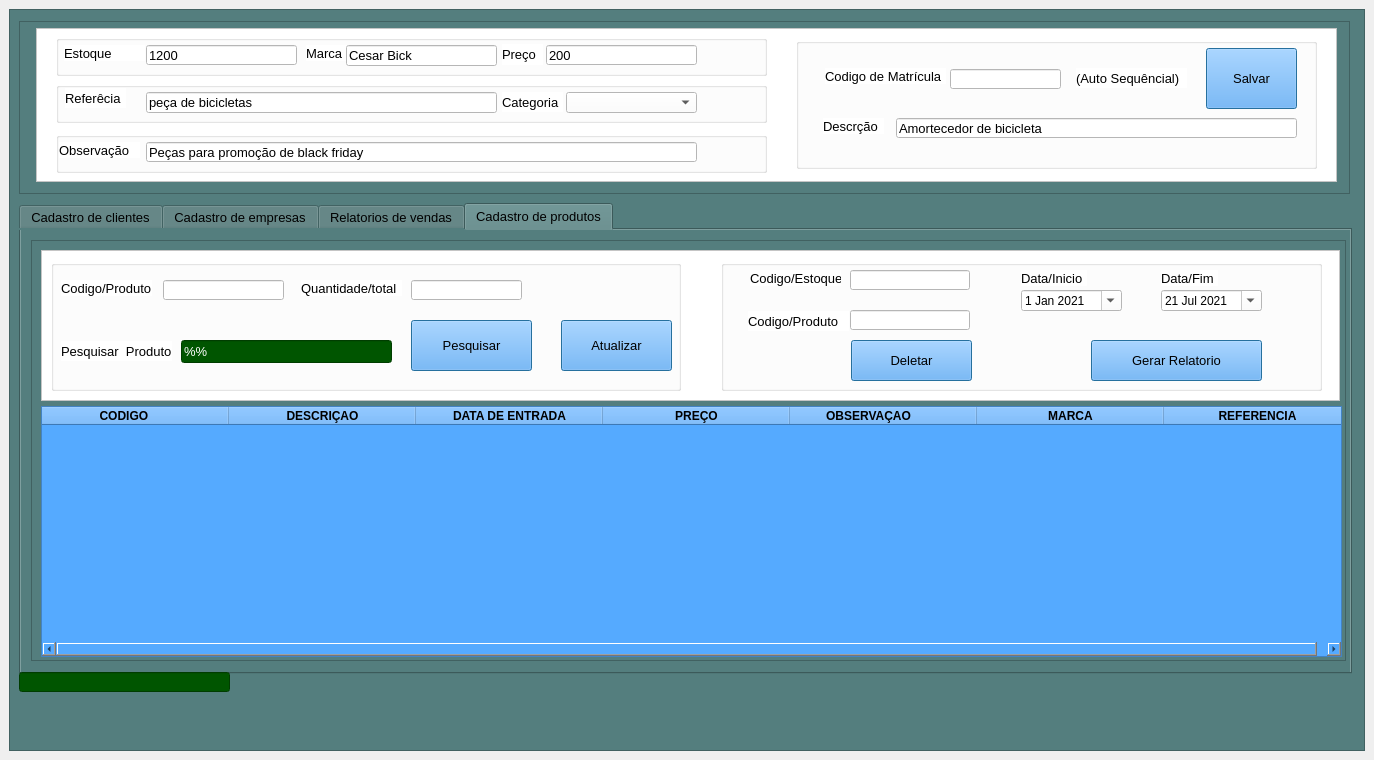
Old version of the form Views/TelaPrincipalDoSistema.ui in the repository Weslei25/SistemaDeVendas.
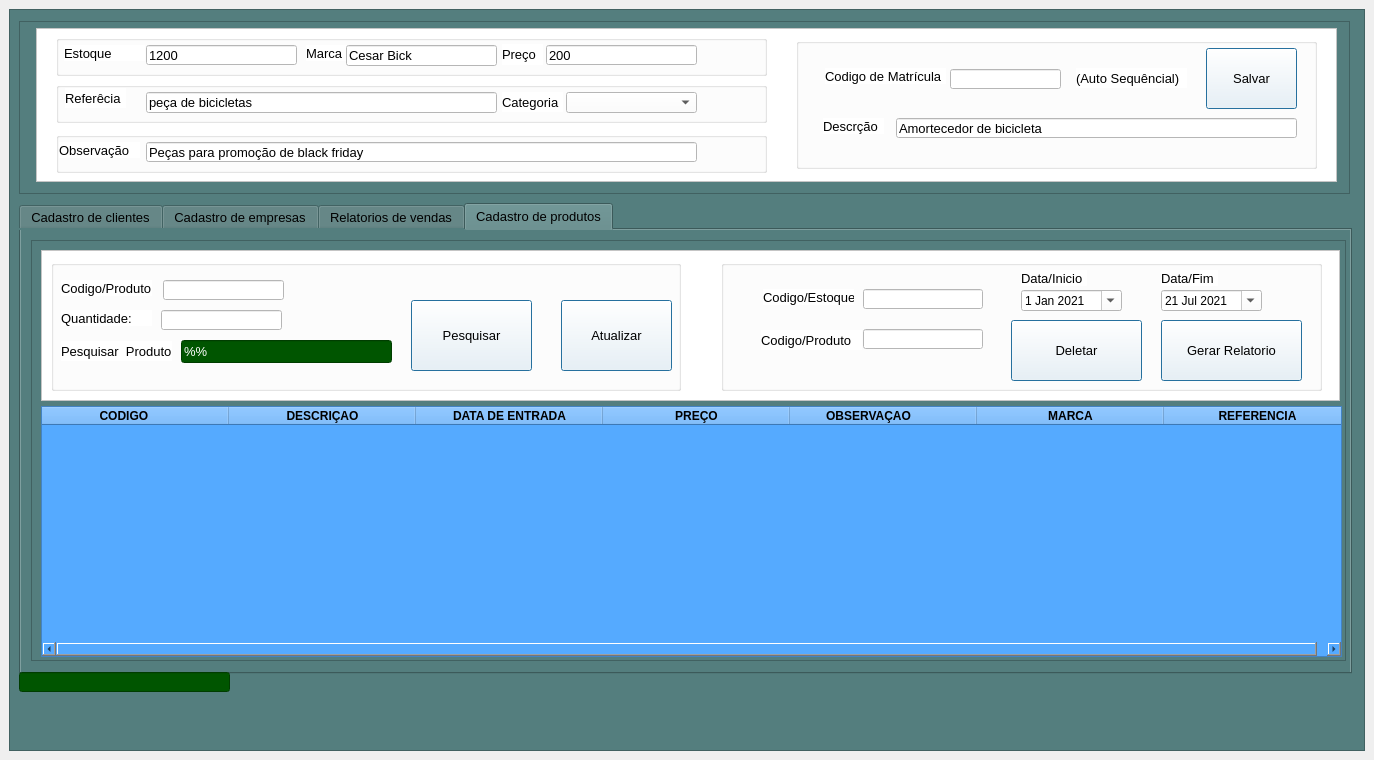
New version of the form. The open tabs and pages were chosen to show the change. Icons and pictures are not drawn.

Commit message: Novas cores nos botoes

Patch:
```diff
--- a/Views/TelaPrincipalDoSistema.ui
+++ b/Views/TelaPrincipalDoSistema.ui
@@ -490,7 +490,7 @@
            <string>Cadastrar novo produto</string>
           </property>
           <property name="styleSheet">
-           <string notr="true">background-color: rgb(85, 170, 255);</string>
+           <string notr="true"/>
           </property>
           <property name="text">
            <string>Salvar</string>
@@ -4294,9 +4294,9 @@
             <property name="geometry">
              <rect>
               <x>510</x>
-              <y>60</y>
+              <y>40</y>
               <width>111</width>
-              <height>51</height>
+              <height>71</height>
              </rect>
             </property>
             <property name="font">
@@ -4316,7 +4316,7 @@
              <string>Atualizar estoque dos produtos</string>
             </property>
             <property name="styleSheet">
-             <string notr="true">background-color: rgb(85, 170, 255);</string>
+             <string notr="true"/>
             </property>
             <property name="text">
              <string>Atualizar</string>
@@ -4363,9 +4363,9 @@
            <widget class="QLineEdit" name="qtproduto">
             <property name="geometry">
              <rect>
-              <x>360</x>
-              <y>20</y>
-              <width>111</width>
+              <x>110</x>
+              <y>50</y>
+              <width>121</width>
               <height>20</height>
              </rect>
             </property>
@@ -4405,9 +4405,9 @@
            <widget class="QLabel" name="label_74">
             <property name="geometry">
              <rect>
-              <x>250</x>
-              <y>20</y>
-              <width>101</width>
+              <x>10</x>
+              <y>50</y>
+              <width>91</width>
               <height>16</height>
              </rect>
             </property>
@@ -4422,16 +4422,16 @@
              <string notr="true"/>
             </property>
             <property name="text">
-             <string>Quantidade/total</string>
+             <string>Quantidade:</string>
             </property>
            </widget>
            <widget class="QPushButton" name="pushButton_7">
             <property name="geometry">
              <rect>
               <x>360</x>
-              <y>60</y>
+              <y>40</y>
               <width>121</width>
-              <height>51</height>
+              <height>71</height>
              </rect>
             </property>
             <property name="font">
@@ -4451,7 +4451,7 @@
              <string>Pesquisar produto</string>
             </property>
             <property name="styleSheet">
-             <string notr="true">background-color: rgb(85, 170, 255);</string>
+             <string notr="true"/>
             </property>
             <property name="text">
              <string>Pesquisar</string>
@@ -4551,8 +4551,8 @@
             </property>
             <property name="geometry">
              <rect>
-              <x>129</x>
-              <y>50</y>
+              <x>142</x>
+              <y>69</y>
               <width>120</width>
               <height>20</height>
              </rect>
@@ -4573,8 +4573,8 @@
             </property>
             <property name="geometry">
              <rect>
-              <x>129</x>
-              <y>10</y>
+              <x>142</x>
+              <y>29</y>
               <width>120</width>
               <height>20</height>
              </rect>
@@ -4592,10 +4592,10 @@
            <widget class="QPushButton" name="deletarProduto">
             <property name="geometry">
              <rect>
-              <x>130</x>
-              <y>80</y>
-              <width>121</width>
-              <height>41</height>
+              <x>290</x>
+              <y>60</y>
+              <width>131</width>
+              <height>61</height>
              </rect>
             </property>
             <property name="font">
@@ -4615,7 +4615,7 @@
              <string>Deletar produto e estoque</string>
             </property>
             <property name="styleSheet">
-             <string notr="true">background-color: rgb(85, 170, 255);</string>
+             <string notr="true"/>
             </property>
             <property name="text">
              <string>Deletar</string>
@@ -4646,8 +4646,8 @@
            <widget class="QLabel" name="label_19">
             <property name="geometry">
              <rect>
-              <x>29</x>
-              <y>10</y>
+              <x>42</x>
+              <y>29</y>
               <width>91</width>
               <height>16</height>
              </rect>
@@ -4669,8 +4669,8 @@
            <widget class="QLabel" name="label_64">
             <property name="geometry">
              <rect>
-              <x>27</x>
-              <y>51</y>
+              <x>40</x>
+              <y>70</y>
               <width>101</width>
               <height>20</height>
              </rect>
@@ -4692,10 +4692,10 @@
            <widget class="QPushButton" name="geraexcel_2">
             <property name="geometry">
              <rect>
-              <x>370</x>
-              <y>80</y>
-              <width>171</width>
-              <height>41</height>
+              <x>440</x>
+              <y>60</y>
+              <width>141</width>
+              <height>61</height>
              </rect>
             </property>
             <property name="font">
@@ -4715,7 +4715,7 @@
              <string>Gerar relatorio dos produtos</string>
             </property>
             <property name="styleSheet">
-             <string notr="true">background-color: rgb(85, 170, 255);</string>
+             <string notr="true"/>
             </property>
             <property name="text">
              <string>Gerar Relatorio</string>
```
Left out of the diff: 6 changed lines with no effect on the pictures.
